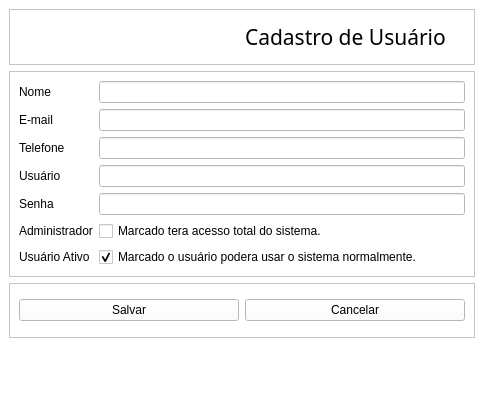
Above: View/Telas/CadastroUsuario.ui from Blastoles/ProjetoSCGI before the change. Below: the same form after it.
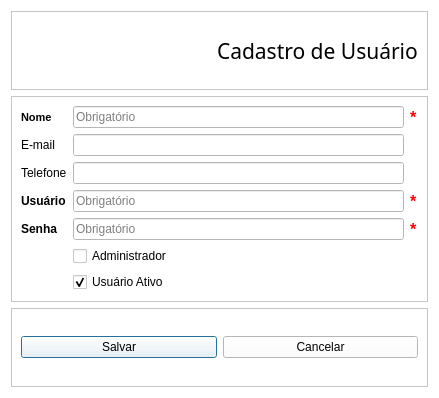
That is the form after the change. Icons and pictures are not drawn.

Patch:
```diff
--- a/View/Telas/CadastroUsuario.ui
+++ b/View/Telas/CadastroUsuario.ui
@@ -1,7 +1,7 @@
 <?xml version="1.0" encoding="UTF-8"?>
 <ui version="4.0">
  <class>CadastrodeUsuario</class>
- <widget class="QMainWindow" name="CadastrodeUsuario">
+ <widget class="QDialog" name="CadastrodeUsuario">
   <property name="windowModality">
    <enum>Qt::NonModal</enum>
   </property>
@@ -9,8 +9,8 @@
    <rect>
     <x>0</x>
     <y>0</y>
-    <width>484</width>
-    <height>409</height>
+    <width>439</width>
+    <height>398</height>
    </rect>
   </property>
   <property name="acceptDrops">
@@ -22,9 +22,10 @@
   <property name="styleSheet">
    <string notr="true">background-color: rgb(255, 255, 255);</string>
   </property>
-  <widget class="QWidget" name="centralwidget">
-   <layout class="QVBoxLayout" name="verticalLayout">
-    <item>
+  <layout class="QGridLayout" name="gridLayout_3">
+   <item row="0" column="0">
+    <layout class="QGridLayout" name="gridLayout">
+     <item row="0" column="0">
      <widget class="QFrame" name="frame_4">
       <property name="frameShape">
        <enum>QFrame::StyledPanel</enum>
@@ -74,7 +75,41 @@
       </layout>
      </widget>
     </item>
+     <item row="2" column="0">
+      <widget class="QFrame" name="frame_2">
+       <property name="frameShape">
+        <enum>QFrame::StyledPanel</enum>
+       </property>
+       <property name="frameShadow">
+        <enum>QFrame::Raised</enum>
+       </property>
+       <layout class="QHBoxLayout" name="horizontalLayout_2">
     <item>
+         <widget class="QPushButton" name="BT_Salvar">
+          <property name="text">
+           <string>Salvar</string>
+          </property>
+          <property name="icon">
+           <iconset>
+            <normaloff>../Arte/check_ok_accept_apply_1582.ico</normaloff>../Arte/check_ok_accept_apply_1582.ico</iconset>
+          </property>
+         </widget>
+        </item>
+        <item>
+         <widget class="QPushButton" name="BT_Cancelar">
+          <property name="text">
+           <string>Cancelar</string>
+          </property>
+          <property name="icon">
+           <iconset>
+            <normaloff>../Arte/delete_delete_exit_1577.ico</normaloff>../Arte/delete_delete_exit_1577.ico</iconset>
+          </property>
+         </widget>
+        </item>
+       </layout>
+      </widget>
+     </item>
+     <item row="1" column="0">
      <widget class="QFrame" name="frame">
       <property name="frameShape">
        <enum>QFrame::StyledPanel</enum>
@@ -82,96 +117,170 @@
       <property name="frameShadow">
        <enum>QFrame::Raised</enum>
       </property>
-      <layout class="QFormLayout" name="formLayout">
+       <layout class="QGridLayout" name="gridLayout_2">
+        <item row="3" column="1">
+         <widget class="QLineEdit" name="CP_Usuario">
+          <property name="font">
+           <font>
+            <family>Arial</family>
+           </font>
+          </property>
+          <property name="whatsThis">
+           <string/>
+          </property>
+          <property name="text">
+           <string/>
+          </property>
+          <property name="echoMode">
+           <enum>QLineEdit::Normal</enum>
+          </property>
+          <property name="placeholderText">
+           <string>Obrigatório</string>
+          </property>
+         </widget>
+        </item>
        <item row="0" column="0">
         <widget class="QLabel" name="TX_Nome">
+          <property name="font">
+           <font>
+            <family>Arial</family>
+            <pointsize>8</pointsize>
+            <weight>75</weight>
+            <bold>true</bold>
+           </font>
+          </property>
          <property name="text">
           <string>Nome</string>
          </property>
         </widget>
        </item>
        <item row="0" column="1">
-        <widget class="QLineEdit" name="CP_Nome"/>
-       </item>
-       <item row="1" column="0">
-        <widget class="QLabel" name="TX_Email">
-         <property name="text">
-          <string>E-mail</string>
+         <widget class="QLineEdit" name="CP_Nome">
+          <property name="font">
+           <font>
+            <family>Arial</family>
+           </font>
+          </property>
+          <property name="placeholderText">
+           <string>Obrigatório</string>
          </property>
         </widget>
        </item>
        <item row="1" column="1">
-        <widget class="QLineEdit" name="CP_Email"/>
-       </item>
-       <item row="2" column="0">
-        <widget class="QLabel" name="TX_Telefone">
-         <property name="text">
-          <string>Telefone</string>
+         <widget class="QLineEdit" name="CP_Email">
+          <property name="font">
+           <font>
+            <family>Arial</family>
+           </font>
          </property>
         </widget>
        </item>
        <item row="2" column="1">
-        <widget class="QLineEdit" name="CP_Telefone"/>
+         <widget class="QLineEdit" name="CP_Telefone">
+          <property name="font">
+           <font>
+            <family>Arial</family>
+           </font>
+          </property>
+         </widget>
+        </item>
+        <item row="1" column="0">
+         <widget class="QLabel" name="TX_Email">
+          <property name="font">
+           <font>
+            <family>Arial</family>
+           </font>
+          </property>
+          <property name="text">
+           <string>E-mail</string>
+          </property>
+         </widget>
        </item>
        <item row="3" column="0">
         <widget class="QLabel" name="TX_Usuario">
+          <property name="font">
+           <font>
+            <family>Arial</family>
+            <weight>75</weight>
+            <bold>true</bold>
+           </font>
+          </property>
          <property name="text">
           <string>Usuário</string>
          </property>
         </widget>
        </item>
-       <item row="3" column="1">
-        <widget class="QLineEdit" name="CP_Usuario">
-         <property name="echoMode">
-          <enum>QLineEdit::Normal</enum>
-         </property>
-        </widget>
-       </item>
        <item row="4" column="0">
         <widget class="QLabel" name="TX_Senha">
+          <property name="font">
+           <font>
+            <family>Arial</family>
+            <weight>75</weight>
+            <bold>true</bold>
+           </font>
+          </property>
          <property name="text">
           <string>Senha</string>
          </property>
         </widget>
        </item>
+        <item row="2" column="0">
+         <widget class="QLabel" name="TX_Telefone">
+          <property name="font">
+           <font>
+            <family>Arial</family>
+           </font>
+          </property>
+          <property name="text">
+           <string>Telefone</string>
+          </property>
+         </widget>
+        </item>
        <item row="4" column="1">
         <widget class="QLineEdit" name="CP_Senha">
+          <property name="font">
+           <font>
+            <family>Arial</family>
+           </font>
+          </property>
+          <property name="text">
+           <string/>
+          </property>
          <property name="echoMode">
           <enum>QLineEdit::Password</enum>
          </property>
-        </widget>
-       </item>
-       <item row="5" column="0">
-        <widget class="QLabel" name="TX_Administrador">
-         <property name="text">
-          <string>Administrador</string>
+          <property name="placeholderText">
+           <string>Obrigatório</string>
          </property>
         </widget>
        </item>
        <item row="5" column="1">
         <widget class="QCheckBox" name="CP_Administrador">
+          <property name="font">
+           <font>
+            <family>Arial</family>
+           </font>
+          </property>
          <property name="toolTipDuration">
           <number>1</number>
          </property>
          <property name="text">
-          <string>Marcado tera acesso total do sistema.</string>
+           <string>Administrador</string>
          </property>
          <property name="checkable">
           <bool>true</bool>
          </property>
         </widget>
        </item>
-       <item row="6" column="0">
-        <widget class="QLabel" name="TX_Ativo">
-         <property name="text">
-          <string>Usuário Ativo</string>
-         </property>
-        </widget>
-       </item>
        <item row="6" column="1">
         <widget class="QCheckBox" name="CP_Ativo">
+          <property name="font">
+           <font>
+            <family>Arial</family>
+           </font>
+          </property>
          <property name="text">
-          <string>Marcado o usuário podera usar o sistema normalmente.</string>
+           <string>Usuário Ativo</string>
          </property>
          <property name="checkable">
           <bool>true</bool>
@@ -181,54 +290,50 @@
          </property>
         </widget>
        </item>
-      </layout>
-     </widget>
-    </item>
-    <item>
-     <widget class="QFrame" name="frame_2">
-      <property name="frameShape">
-       <enum>QFrame::StyledPanel</enum>
-      </property>
-      <property name="frameShadow">
-       <enum>QFrame::Raised</enum>
-      </property>
-      <layout class="QHBoxLayout" name="horizontalLayout_2">
-       <item>
-        <widget class="QPushButton" name="BT_Salvar">
+        <item row="0" column="2">
+         <widget class="QLabel" name="TX_Nobrigatorio">
+          <property name="font">
+           <font>
+            <family>Arial</family>
+            <pointsize>12</pointsize>
+            <weight>75</weight>
+            <bold>true</bold>
+           </font>
+          </property>
+          <property name="styleSheet">
+           <string notr="true">color: rgb(255, 0, 0);</string>
+          </property>
          <property name="text">
-          <string>Salvar</string>
-         </property>
-         <property name="icon">
-          <iconset>
-           <normaloff>../Arte/check_ok_accept_apply_1582.ico</normaloff>../Arte/check_ok_accept_apply_1582.ico</iconset>
-         </property>
-        </widget>
-       </item>
-       <item>
-        <widget class="QPushButton" name="BT_Cancelar">
-         <property name="text">
-          <string>Cancelar</string>
-         </property>
-         <property name="icon">
-          <iconset>
-           <normaloff>../Arte/delete_delete_exit_1577.ico</normaloff>../Arte/delete_delete_exit_1577.ico</iconset>
-         </property>
-        </widget>
-       </item>
-      </layout>
-     </widget>
-    </item>
-    <item>
-     <widget class="QLabel" name="TX_Aviso">
-      <property name="sizePolicy">
-       <sizepolicy hsizetype="Minimum" vsizetype="Minimum">
-        <horstretch>0</horstretch>
-        <verstretch>0</verstretch>
-       </sizepolicy>
-      </property>
+           <string>*</string>
+          </property>
+         </widget>
+        </item>
+        <item row="3" column="2">
+         <widget class="QLabel" name="TX_Uobrigatorio">
+          <property name="font">
+           <font>
+            <family>Arial</family>
+            <pointsize>12</pointsize>
+            <weight>75</weight>
+            <bold>true</bold>
+           </font>
+          </property>
+          <property name="whatsThis">
+           <string>&lt;html&gt;&lt;head/&gt;&lt;body&gt;&lt;p&gt;&lt;br/&gt;&lt;/p&gt;&lt;/body&gt;&lt;/html&gt;</string>
+          </property>
+          <property name="styleSheet">
+           <string notr="true">color: rgb(255, 0, 0);</string>
+          </property>
+          <property name="text">
+           <string>*</string>
+          </property>
+         </widget>
+        </item>
+        <item row="4" column="2">
+         <widget class="QLabel" name="TX_Sobrigatorio">
       <property name="font">
        <font>
-        <family>Arial Black</family>
+            <family>Arial</family>
         <pointsize>12</pointsize>
         <weight>75</weight>
         <bold>true</bold>
@@ -238,15 +343,16 @@
        <string notr="true">color: rgb(255, 0, 0);</string>
       </property>
       <property name="text">
-       <string/>
-      </property>
-      <property name="alignment">
-       <set>Qt::AlignCenter</set>
-      </property>
+           <string>*</string>
+          </property>
      </widget>
     </item>
    </layout>
   </widget>
+     </item>
+    </layout>
+   </item>
+  </layout>
  </widget>
  <resources/>
  <connections/>
```
Lines whose indentation alone changed are shown as unchanged.
